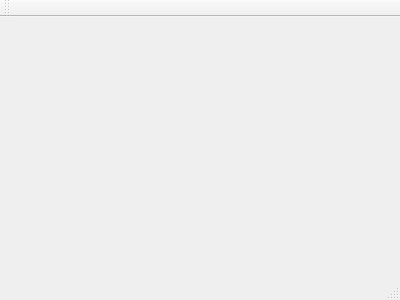
Above: mainwindow.ui from haistol/QtGameLabs-TicTacToe before the change. Below: the same form after it.
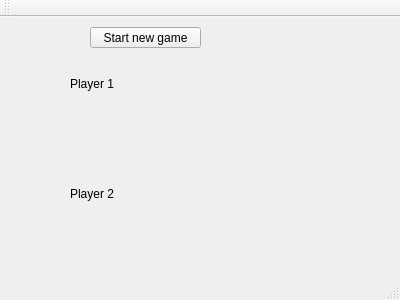
That is the form after the change.

Commit message: Add initials widgets to the form

Patch:
```diff
--- a/mainwindow.ui
+++ b/mainwindow.ui
@@ -12,13 +12,78 @@
   <property name="windowTitle" >
    <string>MainWindow</string>
   </property>
-  <widget class="QMenuBar" name="menuBar" />
-  <widget class="QToolBar" name="mainToolBar" />
-  <widget class="QWidget" name="centralWidget" />
-  <widget class="QStatusBar" name="statusBar" />
+  <widget class="QWidget" name="centralWidget">
+   <widget class="QLabel" name="player1Name">
+    <property name="geometry">
+     <rect>
+      <x>70</x>
+      <y>60</y>
+      <width>58</width>
+      <height>14</height>
+     </rect>
+    </property>
+    <property name="text">
+     <string>Player 1</string>
+    </property>
+   </widget>
+   <widget class="QLabel" name="player2Name">
+    <property name="geometry">
+     <rect>
+      <x>70</x>
+      <y>170</y>
+      <width>58</width>
+      <height>14</height>
+     </rect>
+    </property>
+    <property name="text">
+     <string>Player 2</string>
+    </property>
+   </widget>
+   <widget class="QPushButton" name="startNewGame">
+    <property name="geometry">
+     <rect>
+      <x>90</x>
+      <y>10</y>
+      <width>111</width>
+      <height>21</height>
+     </rect>
+    </property>
+    <property name="text">
+     <string>Start new game</string>
+    </property>
+   </widget>
+   <widget class="QWidget" name="gameBoard" native="true">
+    <property name="geometry">
+     <rect>
+      <x>70</x>
+      <y>80</y>
+      <width>120</width>
+      <height>80</height>
+     </rect>
+    </property>
+   </widget>
+  </widget>
+  <widget class="QMenuBar" name="menuBar">
+   <property name="geometry">
+    <rect>
+     <x>0</x>
+     <y>0</y>
+     <width>400</width>
+     <height>19</height>
+    </rect>
+   </property>
+  </widget>
+  <widget class="QToolBar" name="mainToolBar">
+   <attribute name="toolBarArea">
+    <enum>TopToolBarArea</enum>
+   </attribute>
+   <attribute name="toolBarBreak">
+    <bool>false</bool>
+   </attribute>
+  </widget>
+  <widget class="QStatusBar" name="statusBar"/>
  </widget>
- <layoutDefault spacing="6" margin="11" />
- <pixmapfunction></pixmapfunction>
+ <layoutdefault spacing="6" margin="11"/>
  <resources/>
  <connections/>
 </ui>
```
Left out of the diff: 7 changed lines with no effect on the pictures.
